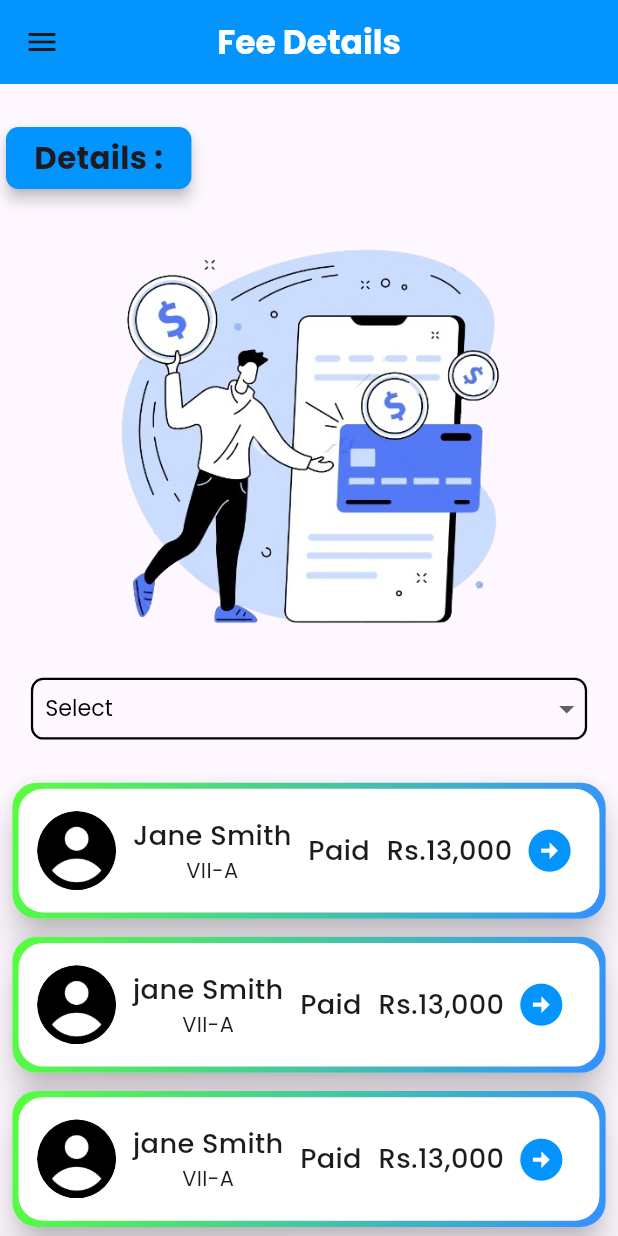
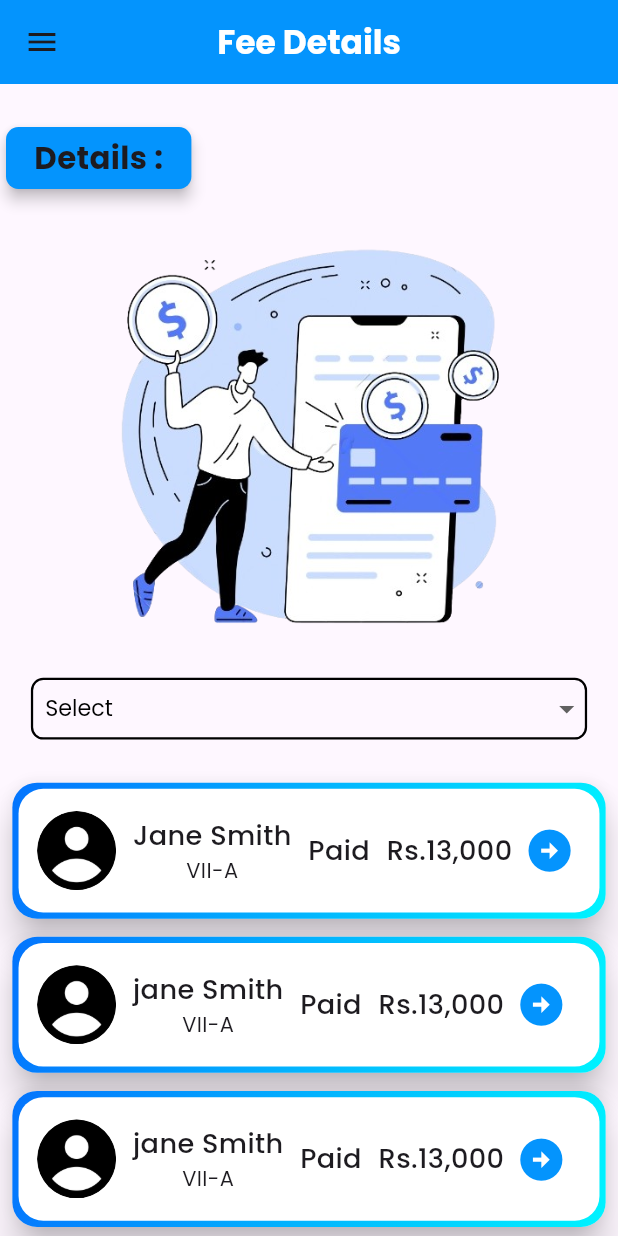
Before and after one commit to vasanth-0105/correspondant, a Flutter app: the FeeDetails screen opened directly, on a phone screen of 412 x 824 dp. Run offline on Flutter 3.47's test engine with Material 3 defaults, Android fonts, the phone set to English and light mode, and no system bars; our stand-ins replace google_fonts, syncfusion_flutter_charts.

Commit message:
https://github.com/vasanth-0105/correspondant.git

```diff
--- a/lib/comman_color/common_colors.dart
+++ b/lib/comman_color/common_colors.dart
@@ -5,7 +5,10 @@ const Color borderColor = Colors.black;
 const Color secondaryColor = Colors.white;
 const Color gradient1 = Color(0xFFFF6060);
 const Color gradient2 = Color(0xFF489AFE);
+const Color gradient3 = Color(0xFF0474FD);
+const Color gradient4 = Color(0xFF00F3FF);
 const Color color3 = Color(0xFFD9D9D9);
 const Color color4 = Color(0xFFABABAB);
 const Color w1 = Color(0xFFB80000);
 const Color r1 = Color(0xff00B86E);
+const Color color5 = Colors.grey;
--- a/lib/screens/fee_screen.dart
+++ b/lib/screens/fee_screen.dart
@@ -56,7 +56,7 @@ class _FeeDetailsState extends State<FeeDetails> {
             ),
             Row(
               children: [
-                crd1(
+                build_secondCard(
                     clr: primaryColor,
                     txt: "Details :",
                     sizew: w * 0.3,
@@ -80,12 +80,12 @@ class _FeeDetailsState extends State<FeeDetails> {
             ),
             Row(
               mainAxisAlignment: MainAxisAlignment.center,
-              children: [cntr1()],
+              children: [build_firstContainer()],
             ),
             SizedBox(
               height: h * 0.03,
             ),
-            card1(
+            build_firstCard(
                 text1: "Jane Smith",
                 text2: "Paid",
                 text3: "Rs.13,000",
@@ -94,7 +94,7 @@ class _FeeDetailsState extends State<FeeDetails> {
             SizedBox(
               height: h * 0.005,
             ),
-            card1(
+            build_firstCard(
                 text1: "jane Smith",
                 text2: "Paid",
                 text3: "Rs.13,000",
@@ -103,7 +103,7 @@ class _FeeDetailsState extends State<FeeDetails> {
             SizedBox(
               height: h * 0.005,
             ),
-            card1(
+            build_firstCard(
                 text1: "jane Smith",
                 text2: "Paid",
                 text3: "Rs.13,000",
@@ -115,7 +115,7 @@ class _FeeDetailsState extends State<FeeDetails> {
     );
   }
 
-  Container cntr1({Color? color1}) {
+  Container build_firstContainer({Color? color1}) {
     return Container(
       decoration: BoxDecoration(
         border: Border.all(color: borderColor, width: 1.5),
@@ -140,17 +140,17 @@ class _FeeDetailsState extends State<FeeDetails> {
             ),
           );
         }).toList(),
-        style: GoogleFonts.poppins(color: Colors.black, fontSize: h * 0.018),
+        style: GoogleFonts.poppins(color: borderColor, fontSize: h * 0.018),
         icon: const Icon(Icons.arrow_drop_down),
         alignment: Alignment.center,
         underline: Container(
-          color: Colors.black,
+          color: borderColor,
         ),
       ),
     );
   }
 
-  Card card1({
+  Card build_firstCard({
     Color? clr,
     String? text1,
     String? text2,
@@ -167,16 +167,16 @@ class _FeeDetailsState extends State<FeeDetails> {
           width: w * 0.96,
           height: h * 0.11,
           decoration: BoxDecoration(
-            gradient: const LinearGradient(colors: [
-              Color(0xFF58FF3E),
-              Color(0xFF3590FF),
-            ], begin: Alignment.topLeft, end: Alignment.bottomRight),
+            gradient: const LinearGradient(
+                colors: [gradient3, gradient4],
+                begin: Alignment.topLeft,
+                end: Alignment.bottomRight),
             borderRadius: BorderRadius.circular(h * 0.02),
           ),
           padding: EdgeInsets.all(w * 0.01), // Padding for the inner container
           child: Container(
             decoration: BoxDecoration(
-              color: Colors.white, // Inner background color
+              color: secondaryColor, // Inner background color
               borderRadius: BorderRadius.circular(h * 0.02),
             ),
             child: Padding(
@@ -239,7 +239,7 @@ class _FeeDetailsState extends State<FeeDetails> {
                           onPressed: () {
                             showDialog(
                                 context: context,
-                                builder: (context) => ad1(
+                                builder: (context) => build_alertDialog(
                                     txt1: "Jane Smith",
                                     txt2: "VII-C",
                                     txt3: "Partially Paid",
@@ -261,7 +261,7 @@ class _FeeDetailsState extends State<FeeDetails> {
         ));
   }
 
-  AlertDialog ad1({
+  AlertDialog build_alertDialog({
     required String txt1,
     required String txt2,
     required String txt3,
@@ -354,7 +354,7 @@ class _FeeDetailsState extends State<FeeDetails> {
         ]);
   }
 
-  Card crd1(
+  Card build_secondCard(
       {Color? clr, String? txt, double? sizew, FontWeight? wt, Color? clr1}) {
     return Card(
       elevation: 4,
```
Also changed, not shown: lib/screens/accounts_screen.dart (+31 -28 lines), lib/screens/announcement_screen.dart (+16 -16 lines), lib/screens/attendence_screen.dart (+30 -34 lines), lib/screens/home_screen.dart (+37 -34 lines).
